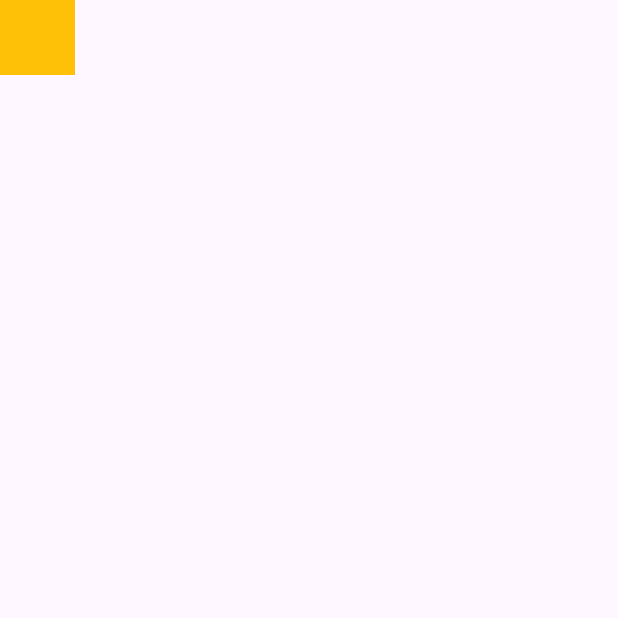
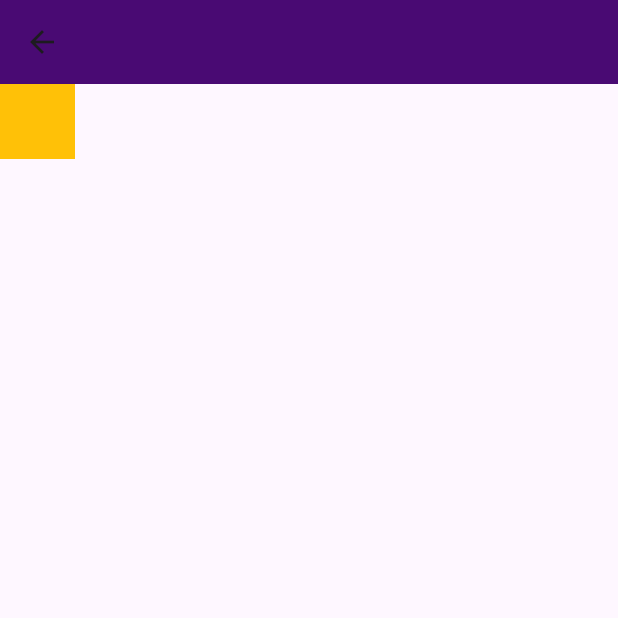
Before and after one commit to yacou226/FinanceMe, a Flutter app: the StepFormPage screen opened directly, on a phone screen of 412 x 824 dp, the top half of it. Run offline on Flutter 3.47's test engine with Material 2 defaults, Android fonts, the phone set to English and light mode, and no system bars; our stand-ins replace smooth_page_indicator.

Commit message:
StepFormPage

```diff
--- a/lib/Pages/Auth/Register.dart
+++ b/lib/Pages/Auth/Register.dart
@@ -2,6 +2,7 @@ import 'package:finance_me/Components/ImageLogo.dart';
 import 'package:finance_me/Components/TextField.dart';
 import 'package:finance_me/Pages/Auth/Buttons.dart';
 import 'package:finance_me/Pages/Auth/LoginPage.dart';
+import 'package:finance_me/Pages/StepForm/StepFormPage.dart';
 import 'package:flutter/material.dart';
 
 class RegisterPage extends StatelessWidget {
@@ -61,7 +62,7 @@ class RegisterPage extends StatelessWidget {
                           Navigator.push(
                               context,
                               MaterialPageRoute(
-                                  builder: (context) => LoginPage()));
+                                  builder: (context) => const  StepFormPage()));
                         },
                         child: buttons("Incription")),
                   ),
--- a/lib/Pages/StepForm/StepFormPage.dart
+++ b/lib/Pages/StepForm/StepFormPage.dart
@@ -10,11 +10,16 @@ class StepFormPage extends StatefulWidget {
 class _StepFormPageState extends State<StepFormPage> {
   @override
   Widget build(BuildContext context) {
-    return  Scaffold(
-      body: Container(
-        color: Colors.amber,
-        width: 50.0,
-        height: 50.0,
+    return  SafeArea(
+      child: Scaffold(
+        appBar: AppBar(backgroundColor: const Color.fromARGB(255, 73, 10, 115),
+
+        ),
+        body: Container(
+          color: Colors.amber,
+          width: 50.0,
+          height: 50.0,
+        ),
       ),
     );
   }
```
